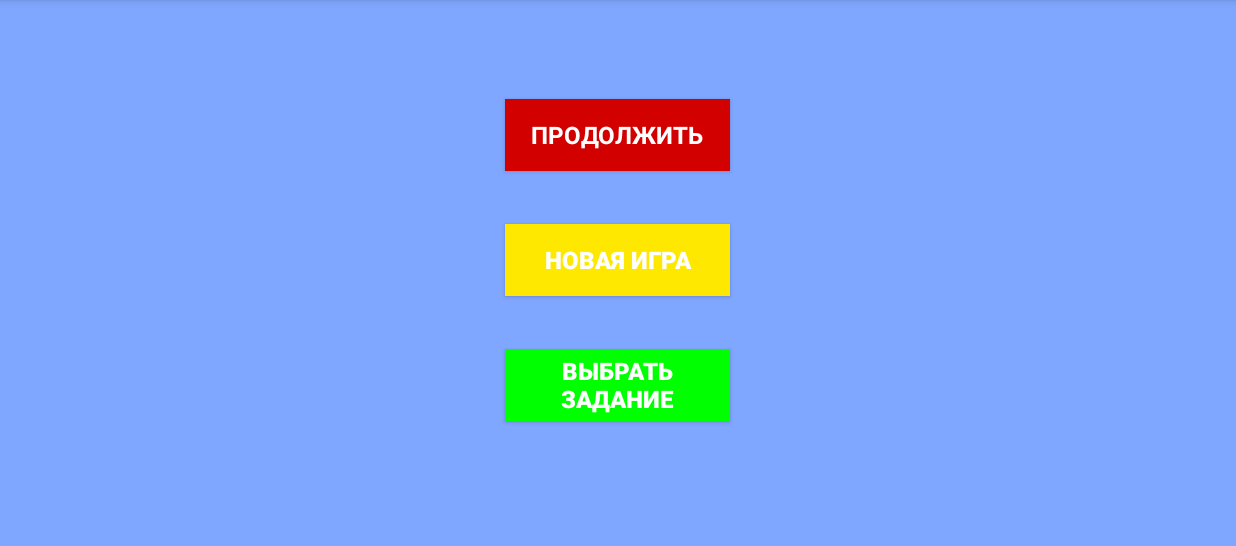
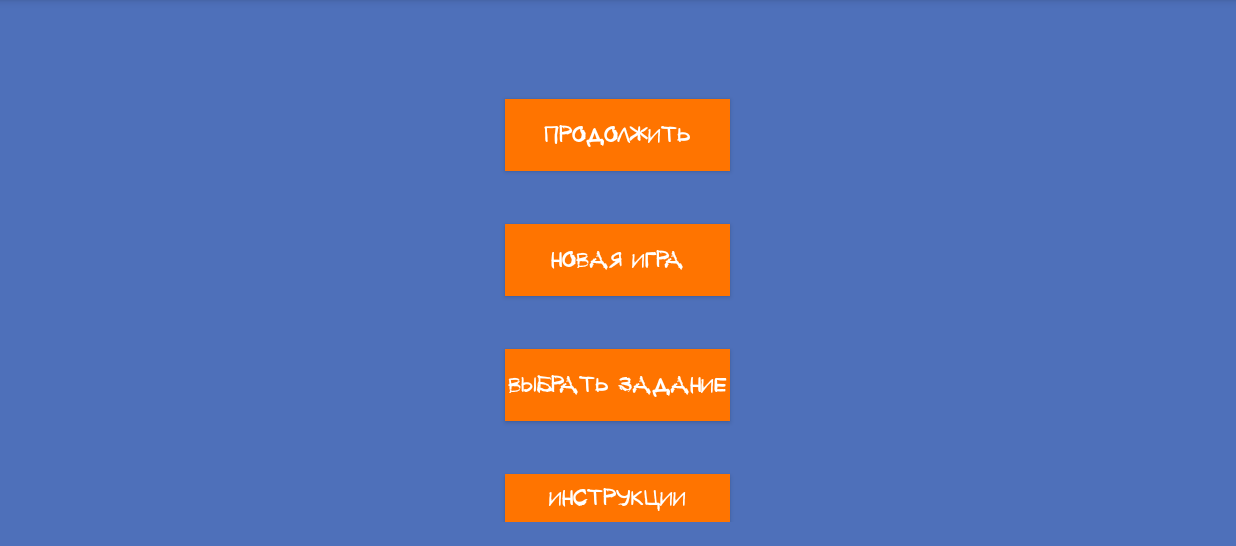
Before and after one commit to yerassyl/Codemenao, an Android app: the MainActivity screen opened directly, with no data from a screen before it, on a phone screen of 824 x 412 dp (held sideways), the part 72-618 px from its top. Run offline under Robolectric (Android 15) with nearby library versions, the phone set to English and light mode, and no system bars; network calls fail.

Commit message:
updated UI w/ instructions

```diff
--- a/app/build.gradle
+++ b/app/build.gradle
@@ -7,7 +7,7 @@ android {
     defaultConfig {
         applicationId "nu.hci.codemenao"
         minSdkVersion 16
-        targetSdkVersion 23
+        targetSdkVersion 21
         versionCode 1
         versionName "1.0"
         /*renderscriptTargetApi 23
--- a/app/src/main/java/nu/hci/codemenao/ChooseLevel.java
+++ b/app/src/main/java/nu/hci/codemenao/ChooseLevel.java
@@ -33,8 +33,8 @@ public class ChooseLevel extends AppCompatActivity implements ListView.OnItemCli
         adapter = new ArrayAdapter<String>(this,android.R.layout.simple_list_item_1,listLevels);
         Typeface face = Typeface.createFromAsset(getAssets(),"fonts/kidsbold.otf");
 
-        int lastLevel = getIntent().getIntExtra("current_level",1);
-        for (int i=1;i<=lastLevel;i++) {
+        //int lastLevel = getIntent().getIntExtra("current_level",1);
+        for (int i=1;i<=7;i++) {
             listLevels.add("Задание " + i);
         }
         listView.setOnItemClickListener(this);
--- a/app/src/main/java/nu/hci/codemenao/ConnectingNaoActivity.java
+++ b/app/src/main/java/nu/hci/codemenao/ConnectingNaoActivity.java
@@ -8,6 +8,7 @@ import android.os.Bundle;
 import android.os.Handler;
 import android.util.Log;
 import android.view.View;
+import android.widget.Button;
 import android.widget.TextView;
 
 import java.io.BufferedReader;
@@ -29,6 +30,8 @@ public class ConnectingNaoActivity extends Activity implements View.OnClickListe
 
     TextView serverIp, waitTxt;
     TextView fontChanged1,fontChanged2,fontChanged3,fontChanged4;
+
+    private Button btn;
 
     protected ServerSocket my_serverSocket;
     public static BlockingQueue<String> q;
@@ -70,13 +73,20 @@ public class ConnectingNaoActivity extends Activity implements View.OnClickListe
     protected void onCreate(Bundle savedInstanceState) {
         super.onCreate(savedInstanceState);
         setContentView(R.layout.activity_connecting_nao);
+
+        btn = (Button) findViewById(R.id.startGameBtn);
+        btn.setOnClickListener(this);
+
         serverIp = (TextView)findViewById(R.id.serverIp);
         waitTxt = (TextView)findViewById(R.id.waitTxt);
         fontChanged1 = (TextView) findViewById(R.id.ip);
         fontChanged2 = (TextView) findViewById(R.id.serverIp);
         fontChanged3 = (TextView) findViewById(R.id.textView);
         fontChanged4 = (TextView) findViewById(R.id.waitTxt);
+
         Typeface face = Typeface.createFromAsset(getAssets(),"fonts/kidsbold.otf");
+        btn.setTypeface(face);
+
         fontChanged1.setTypeface(face);
         fontChanged2.setTypeface(face);
         fontChanged3.setTypeface(face);
--- a/app/src/main/java/nu/hci/codemenao/MainActivity.java
+++ b/app/src/main/java/nu/hci/codemenao/MainActivity.java
@@ -2,17 +2,22 @@ package nu.hci.codemenao;
 
 import android.content.Intent;
 import android.content.SharedPreferences;
+import android.graphics.Typeface;
 import android.support.v7.app.ActionBarActivity;
 import android.os.Bundle;
 import android.view.Menu;
 import android.view.MenuItem;
 import android.view.View;
 import android.widget.Button;
+import android.widget.LinearLayout;
+import android.widget.TextView;
 
 
 public class MainActivity extends ActionBarActivity implements View.OnClickListener {
 
-    Button newGame, resume, chooseLevel;
+    private LinearLayout layout;
+    private Typeface face;
+    private Button newGame, resume, chooseLevel, manual;
     public static SharedPreferences levels;
 
     public static int level = 1;
@@ -25,14 +30,21 @@ public class MainActivity extends ActionBarActivity implements View.OnClickListe
         newGame = (Button) findViewById(R.id.new_game);
         resume = (Button) findViewById(R.id.resume);
         chooseLevel = (Button) findViewById(R.id.choose);
+        manual = (Button) findViewById(R.id.manual);
+
+        layout = (LinearLayout) findViewById(R.id.layout);
         newGame.setOnClickListener(this);
         resume.setOnClickListener(this);
         chooseLevel.setOnClickListener(this);
+        manual.setOnClickListener(this);
         // get ip and port from shared prefs
         levels = getSharedPreferences("LEVELS", MODE_PRIVATE);
         levels.edit().putInt("current_level",level).apply();
-
-
+        face = Typeface.createFromAsset(getAssets(),"fonts/kidsbold.otf");
+        newGame.setTypeface(face);
+        resume.setTypeface(face);
+        chooseLevel.setTypeface(face);
+        manual.setTypeface(face);
         // This code just for testing
         //Intent intent = new Intent(MainActivity.this,ConnectingNaoActivity.class);
         //startActivity(intent);
@@ -83,6 +95,20 @@ public class MainActivity extends ActionBarActivity implements View.OnClickListe
                 fromChoose.putExtra("current_level",levels.getInt("current_level",1));
                 startActivity(fromChoose);
                 break;
+            case R.id.manual:
+                layout.addView(createNewTextView("Вам будут предложены 7 заданий разной сложности. Чтобы перейти к следующему заданию" +
+                        ",следуйте указаниям робота. Перетаскивайте и составляйте блоки из команд слева в части экрана справа и нажмите" +
+                        "запустить, и робот выполнит это."));
+                break;
         }
     }
+    private TextView createNewTextView(String text){
+        final LinearLayout.LayoutParams params = new LinearLayout.LayoutParams(LinearLayout.LayoutParams.WRAP_CONTENT,
+                LinearLayout.LayoutParams.WRAP_CONTENT);
+        final TextView textView= new TextView(this);
+        textView.setLayoutParams(params);
+        textView.setTextSize(20f);
+        textView.setText(text);
+        return textView;
+    }
 }
--- a/app/src/main/res/layout/activity_connecting_nao.xml
+++ b/app/src/main/res/layout/activity_connecting_nao.xml
@@ -68,7 +68,7 @@
         android:text="@string/start_game"
         android:textSize="35sp"
         android:layout_gravity="right"
-        android:visibility="invisible"
+        android:visibility="visible"
         android:layout_below="@+id/waitTxt"
         android:layout_alignRight="@+id/waitTxt"
         android:layout_alignEnd="@+id/waitTxt" />
--- a/app/src/main/res/layout/activity_main.xml
+++ b/app/src/main/res/layout/activity_main.xml
@@ -1,15 +1,16 @@
 <LinearLayout xmlns:android="http://schemas.android.com/apk/res/android"
     xmlns:tools="http://schemas.android.com/tools" android:layout_width="match_parent"
+    android:id="@+id/layout"
     android:layout_height="match_parent" android:paddingLeft="@dimen/activity_horizontal_margin"
     android:paddingRight="@dimen/activity_horizontal_margin"
-    android:background="#80A7FF"
+    android:background="#4E70BA"
     android:orientation="vertical"
     android:paddingTop="@dimen/activity_vertical_margin"
     android:paddingBottom="@dimen/activity_vertical_margin" tools:context=".MainActivity">
 
 
     <Button android:id="@+id/resume"
-        style="@style/resume_button"
+        style="@style/main_activity_button"
         android:text="@string/resume"
         android:layout_width="wrap_content"
         android:layout_height="wrap_content"
@@ -21,7 +22,7 @@
         android:layout_gravity="center_horizontal"></Button>
 
     <Button android:id="@+id/new_game"
-        style="@style/new_game_button"
+        style="@style/main_activity_button"
         android:text="@string/new_game"
         android:layout_height="wrap_content"
         android:layout_width="150dp"
@@ -31,7 +32,7 @@
         android:layout_alignStart="@+id/resume"></Button>
 
     <Button android:id="@+id/choose"
-        style="@style/choose_task_button"
+        style="@style/main_activity_button"
         android:text="@string/choose_level"
         android:layout_height="wrap_content"
         android:layout_width="150dp"
@@ -40,4 +41,14 @@
         android:layout_centerVertical="true"
         android:layout_alignStart="@+id/new_game"></Button>
 
+    <Button android:id="@+id/manual"
+        style="@style/main_activity_button"
+        android:text="@string/manual"
+        android:layout_height="wrap_content"
+        android:layout_width="150dp"
+        android:layout_gravity="center"
+        android:layout_marginTop="35dp"
+        android:layout_centerVertical="true"
+        android:layout_alignStart="@+id/choose"></Button>
+
 </LinearLayout>
--- a/app/src/main/res/values/strings.xml
+++ b/app/src/main/res/values/strings.xml
@@ -8,11 +8,11 @@
 
 
     <string name="start_game">Начнём!</string>
-    <string name="new_game">Новая Игра</string>
+    <string name="new_game">НОВАЯ ИГРА</string>
     <string name="resume">ПРОДОЛЖИТЬ</string>
-    <string name="choose_level">Выбрать задание</string>
+    <string name="choose_level">ВЫБРАТЬ ЗАДАНИЕ</string>
     <string name="title_activity_choose_level">ChooseLevel</string>
     <string name="wait_please">Подключаем Нао</string>
     <string name="ip">Введите выше указанные цифры в таком же порядке в NAO Client и...</string>
-
+    <string name="manual">ИНСТРУКЦИИ</string>
 </resources>
--- a/app/src/main/res/values/styles.xml
+++ b/app/src/main/res/values/styles.xml
@@ -13,29 +13,11 @@
         <item name="android:focusable">true</item>
         <item name="android:clickable">true</item>
     </style>
-    <style name="resume_button" parent="@android:style/Widget.Button">
+    <style name="main_activity_button" parent="@android:style/Widget.Button">
         <item name="android:gravity">center_vertical|center_horizontal</item>
         <item name="android:textColor">#FFFFFF</item>
-        <item name="android:background">#D30000</item>
-        <item name="android:textSize">16sp</item>
-        <item name="android:textStyle">bold</item>
-        <item name="android:focusable">true</item>
-        <item name="android:clickable">true</item>
-    </style>
-    <style name="new_game_button">
-        <item name="android:gravity">center_vertical|center_horizontal</item>
-        <item name="android:textColor">#FFFFFF</item>
-        <item name="android:background">#FFE800</item>
-        <item name="android:textSize">16sp</item>
-        <item name="android:textStyle">bold</item>
-        <item name="android:focusable">true</item>
-        <item name="android:clickable">true</item>
-    </style>
-    <style name="choose_task_button">
-        <item name="android:gravity">center_vertical|center_horizontal</item>
-        <item name="android:textColor">#FFFFFF</item>
-        <item name="android:background">#00FF00</item>
-        <item name="android:textSize">16sp</item>
+        <item name="android:background">#FF7400</item>
+        <item name="android:textSize">20sp</item>
         <item name="android:textStyle">bold</item>
         <item name="android:focusable">true</item>
         <item name="android:clickable">true</item>
```
